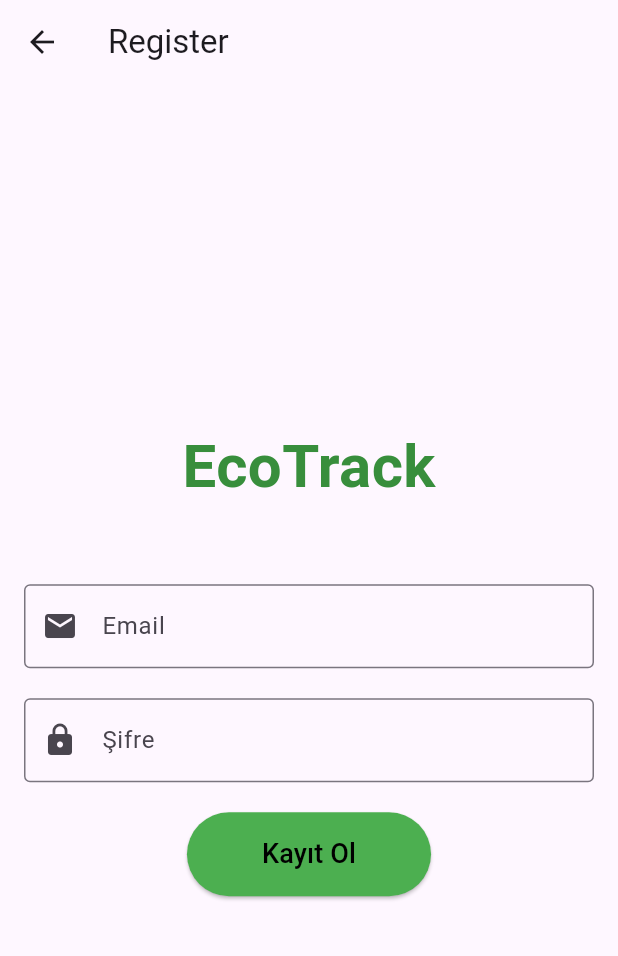
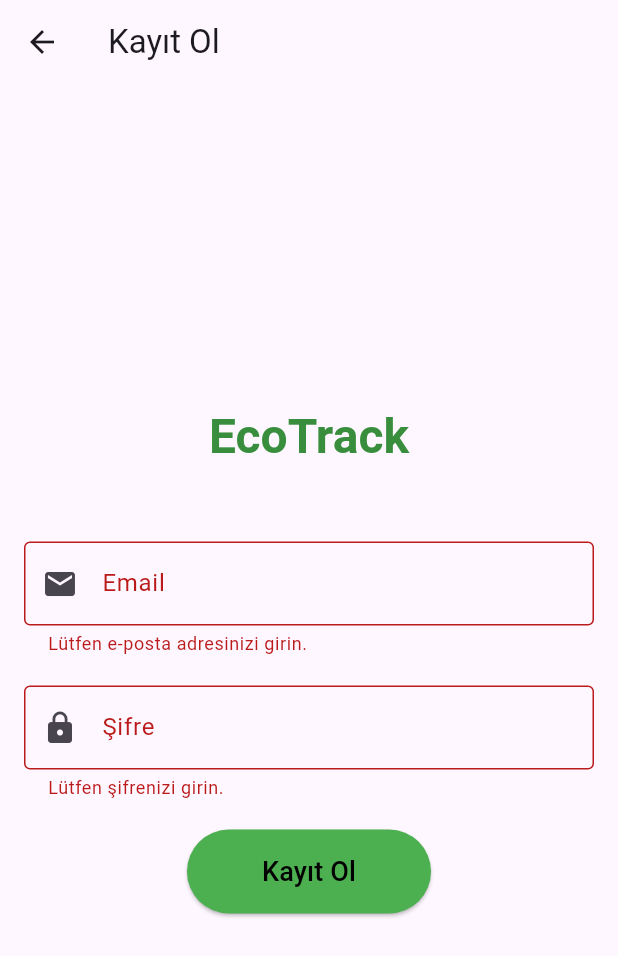
Before and after one commit to mehmetakifkucukkaya/EcoTrack_OUA, a Flutter app: the RegisterPage screen opened directly, after a tap on "Kayıt Ol", on a phone screen of 412 x 824 dp. Shown: the top 956 px of the screen. Run offline on Flutter 3.47's test engine with Material 3 defaults, Android fonts, the phone set to English and light mode, and no system bars; our stand-ins replace firebase_auth, firebase_core; accounts and stored records are empty.

Commit message:
Added validation for login and register pages

```diff
--- a/lib/views/register_page.dart
+++ b/lib/views/register_page.dart
@@ -1,35 +1,54 @@
 import 'package:firebase_auth/firebase_auth.dart';
 import 'package:flutter/material.dart';
 
-class RegisterPage extends StatelessWidget {
-  final TextEditingController _emailController = TextEditingController();
-  final TextEditingController _passwordController =
-      TextEditingController();
+class RegisterPage extends StatefulWidget {
+  const RegisterPage({super.key});
 
-  RegisterPage({super.key});
+  @override
+  _RegisterPageState createState() => _RegisterPageState();
+}
+
+class _RegisterPageState extends State<RegisterPage> {
+  final _emailController = TextEditingController();
+  final _passwordController = TextEditingController();
+  final _formKey = GlobalKey<FormState>();
+
+  @override
+  void dispose() {
+    _emailController.dispose();
+    _passwordController.dispose();
+    super.dispose();
+  }
 
   Future<void> _register(BuildContext context) async {
+    if (_formKey.currentState!.validate()) {
       try {
         UserCredential userCredential =
             await FirebaseAuth.instance.createUserWithEmailAndPassword(
           email: _emailController.text,
           password: _passwordController.text,
         );
-      // Başarılı kayıt sonrası yönlendirme
-      Navigator.push(
+        Navigator.pushReplacement(
           context,
           MaterialPageRoute(builder: (context) => const HomePage()),
         );
       } on FirebaseAuthException catch (e) {
+        String errorMessage;
         if (e.code == 'weak-password') {
-        print('The password provided is too weak.');
+          errorMessage = 'Sağlanan şifre çok zayıf.';
         } else if (e.code == 'email-already-in-use') {
-        print('The account already exists for that email.');
+          errorMessage = 'Bu e-posta adresiyle bir hesap zaten var.';
         } else {
-        print('FirebaseAuthException: ${e.code} - ${e.message}');
+          errorMessage = 'Bir hata oluştu: ${e.message}';
         }
+        ScaffoldMessenger.of(context).showSnackBar(
+          SnackBar(content: Text(errorMessage)),
+        );
       } catch (e) {
-      print('General Exception: $e');
+        ScaffoldMessenger.of(context).showSnackBar(
+          SnackBar(content: Text('Genel bir hata oluştu: $e')),
+        );
+      }
     }
   }
 
@@ -37,40 +56,55 @@ class RegisterPage extends StatelessWidget {
   Widget build(BuildContext context) {
     return Scaffold(
       appBar: AppBar(
-        title: const Text('Register'),
+        title: const Text('Kayıt Ol'),
       ),
       body: Center(
         child: Padding(
           padding: const EdgeInsets.all(16.0),
+          child: Form(
+            key: _formKey,
             child: Column(
               mainAxisAlignment: MainAxisAlignment.center,
               children: <Widget>[
                 Text(
                   'EcoTrack',
-                style: TextStyle(
-                  fontSize: 40,
+                  style:
+                      Theme.of(context).textTheme.headlineLarge!.copyWith(
                             fontWeight: FontWeight.bold,
                             color: Colors.green[700],
                           ),
                 ),
                 const SizedBox(height: 50),
-              TextField(
+                _buildTextField(
                   controller: _emailController,
-                decoration: const InputDecoration(
                   labelText: 'Email',
-                  border: OutlineInputBorder(),
-                  prefixIcon: Icon(Icons.email),
-                ),
+                  icon: Icons.email,
+                  obscureText: false,
+                  validator: (value) {
+                    if (value == null || value.isEmpty) {
+                      return 'Lütfen e-posta adresinizi girin.';
+                    }
+                    if (!RegExp(r'^[^@]+@[^@]+\.[^@]+').hasMatch(value)) {
+                      return 'Geçersiz e-posta adresi.';
+                    }
+                    return null;
+                  },
                 ),
                 const SizedBox(height: 20),
-              TextField(
+                _buildTextField(
                   controller: _passwordController,
+                  labelText: 'Şifre',
+                  icon: Icons.lock,
                   obscureText: true,
-                decoration: const InputDecoration(
-                  labelText: 'Şifre',
-                  border: OutlineInputBorder(),
-                  prefixIcon: Icon(Icons.lock),
-                ),
+                  validator: (value) {
+                    if (value == null || value.isEmpty) {
+                      return 'Lütfen şifrenizi girin.';
+                    }
+                    if (value.length < 6) {
+                      return 'Şifre en az 6 karakter uzunluğunda olmalıdır.';
+                    }
+                    return null;
+                  },
                 ),
                 const SizedBox(height: 20),
                 ElevatedButton(
@@ -85,13 +119,34 @@ class RegisterPage extends StatelessWidget {
                     style: TextStyle(
                       color: Colors.black,
                       fontWeight: FontWeight.w500,
-                      fontSize: 18),
+                      fontSize: 18,
+                    ),
                   ),
                 ),
               ],
             ),
           ),
         ),
+      ),
+    );
+  }
+
+  Widget _buildTextField({
+    required TextEditingController controller,
+    required String labelText,
+    required IconData icon,
+    required bool obscureText,
+    required FormFieldValidator<String> validator,
+  }) {
+    return TextFormField(
+      controller: controller,
+      obscureText: obscureText,
+      decoration: InputDecoration(
+        labelText: labelText,
+        border: const OutlineInputBorder(),
+        prefixIcon: Icon(icon),
+      ),
+      validator: validator,
     );
   }
 }
@@ -103,10 +158,10 @@ class HomePage extends StatelessWidget {
   Widget build(BuildContext context) {
     return Scaffold(
       appBar: AppBar(
-        title: const Text('Home'),
+        title: const Text('Ana Sayfa'),
       ),
       body: const Center(
-        child: Text('Welcome to EcoTrack!'),
+        child: Text('EcoTrack\'e Hoşgeldiniz!'),
       ),
     );
   }
```
Also changed, not shown: lib/views/login_page.dart (+82 -26 lines). Lines whose indentation alone changed are shown as unchanged.
